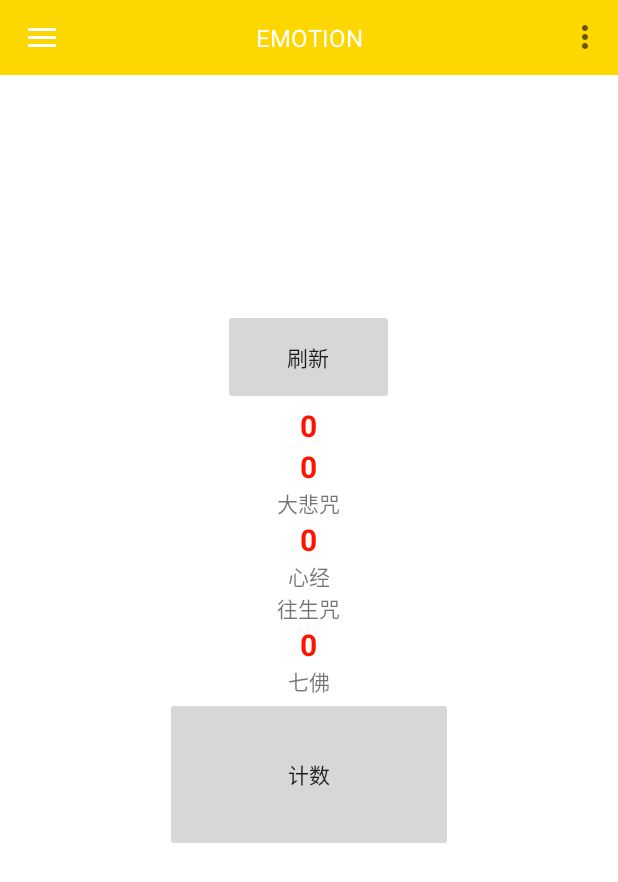
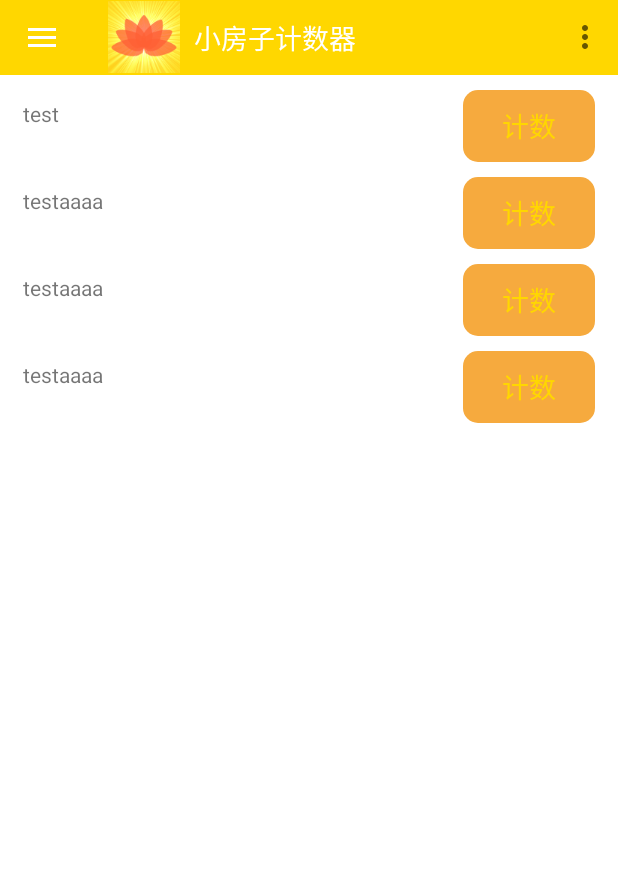
Before and after one commit to zwssd/xiaofangzijishuqi, an Android app: the screen it shows after launch (MainActivity), on a phone screen of 412 x 824 dp. Shown: the top 882 px of the screen. Run offline under Robolectric (Android 15) with nearby library versions, the phone set to English and light mode, and no system bars; our stand-ins replace ButterKnife.

Commit message:
修改了页面布局，原页面布局已经被覆盖隐藏，可以去掉了。
再修改下逻辑就行了。

```diff
--- /dev/null
+++ b/app/src/main/res/drawable-ldpi/button.xml
@@ -0,0 +1,19 @@
+<?xml version="1.0" encoding="utf-8"?>
+<selector xmlns:android="http://schemas.android.com/apk/res/android">
+    <!--点击背景-->
+    <item android:state_pressed="true">
+        <shape>
+            <!--色值-->
+            <solid android:color="#e79429" />
+            <!--圆角-->
+            <corners android:radius="10dp" />
+        </shape>
+    </item>
+    <!--默认背景-->
+    <item>
+        <shape>
+            <solid android:color="#f6aa3e" />
+            <corners android:radius="10dp" />
+        </shape>
+    </item>
+</selector>
--- a/app/src/main/res/layout/drawablelayout.xml
+++ b/app/src/main/res/layout/drawablelayout.xml
@@ -4,6 +4,8 @@
     android:id="@+id/dlMenu"
     android:layout_width="match_parent"
     android:layout_height="match_parent">
+
+
 
     <LinearLayout
         android:id="@+id/llContent"
@@ -114,6 +116,122 @@
 
     </LinearLayout>
 
+    <LinearLayout
+        android:id="@+id/llContent1"
+        android:layout_width="match_parent"
+        android:layout_height="match_parent"
+        android:background="@color/white"
+        android:orientation="vertical">
+
+        <LinearLayout
+        android:layout_width="match_parent"
+        android:layout_height="wrap_content"
+        android:orientation="horizontal">
+        <TextView
+            android:id="@+id/textView"
+            android:layout_width="wrap_content"
+            android:layout_height="wrap_content"
+            android:layout_marginLeft="15dp"
+            android:layout_weight="1"
+            android:text="test" />
+        <Button
+            android:id="@+id/one"
+            android:layout_width="wrap_content"
+            android:layout_height="wrap_content"
+            android:layout_marginTop="10dp"
+            android:layout_marginRight="15dp"
+            android:background="@drawable/button"
+            android:paddingBottom="8dp"
+            android:paddingLeft="25dp"
+            android:paddingRight="25dp"
+            android:paddingTop="8dp"
+            android:text="计数"
+            android:textColor="@color/red"
+            android:textSize="18sp" />
+        </LinearLayout>
+
+        <LinearLayout
+        android:layout_width="match_parent"
+        android:layout_height="wrap_content"
+        android:orientation="horizontal">
+        <TextView
+            android:id="@+id/textViewa"
+            android:layout_width="wrap_content"
+            android:layout_height="wrap_content"
+            android:layout_marginLeft="15dp"
+            android:layout_weight="1"
+            android:text="testaaaa" />
+        <Button
+            android:id="@+id/one1"
+            android:layout_width="wrap_content"
+            android:layout_height="wrap_content"
+            android:layout_marginTop="10dp"
+            android:layout_marginRight="15dp"
+            android:background="@drawable/button"
+            android:paddingBottom="8dp"
+            android:paddingLeft="25dp"
+            android:paddingRight="25dp"
+            android:paddingTop="8dp"
+            android:text="计数"
+            android:textColor="@color/red"
+            android:textSize="18sp" />
+        </LinearLayout>
+
+        <LinearLayout
+            android:layout_width="match_parent"
+            android:layout_height="wrap_content"
+            android:orientation="horizontal">
+            <TextView
+                android:id="@+id/textViewb"
+                android:layout_width="wrap_content"
+                android:layout_height="wrap_content"
+                android:layout_marginLeft="15dp"
+                android:layout_weight="1"
+                android:text="testaaaa" />
+            <Button
+                android:id="@+id/one2"
+                android:layout_width="wrap_content"
+                android:layout_height="wrap_content"
+                android:layout_marginTop="10dp"
+                android:layout_marginRight="15dp"
+                android:background="@drawable/button"
+                android:paddingBottom="8dp"
+                android:paddingLeft="25dp"
+                android:paddingRight="25dp"
+                android:paddingTop="8dp"
+                android:text="计数"
+                android:textColor="@color/red"
+                android:textSize="18sp" />
+        </LinearLayout>
+
+        <LinearLayout
+            android:layout_width="match_parent"
+            android:layout_height="wrap_content"
+            android:orientation="horizontal">
+            <TextView
+                android:id="@+id/textViewc"
+                android:layout_width="wrap_content"
+                android:layout_height="wrap_content"
+                android:layout_marginLeft="15dp"
+                android:layout_weight="1"
+                android:text="testaaaa" />
+            <Button
+                android:id="@+id/one3"
+                android:layout_width="wrap_content"
+                android:layout_height="wrap_content"
+                android:layout_marginTop="10dp"
+                android:layout_marginRight="15dp"
+                android:background="@drawable/button"
+                android:paddingBottom="8dp"
+                android:paddingLeft="25dp"
+                android:paddingRight="25dp"
+                android:paddingTop="8dp"
+                android:text="计数"
+                android:textColor="@color/red"
+                android:textSize="18sp" />
+        </LinearLayout>
+    </LinearLayout>
+
     <!--android:layout_gravity="start"属性使这部分作为侧滑部分-->
     <!--一定要放在下面！！！关于控件的层次性如果不知道的同学去百度！哦不去谷歌-->
     <LinearLayout
@@ -130,7 +248,6 @@
             android:layout_width="match_parent"
             android:layout_height="match_parent"
             android:divider="@null" />
-
     </LinearLayout>
 
 </android.support.v4.widget.DrawerLayout>
--- a/app/src/main/res/layout/headbar_toolbar.xml
+++ b/app/src/main/res/layout/headbar_toolbar.xml
@@ -5,12 +5,18 @@
     android:layout_height="50dp"
     android:background="@color/red">
 
+    <ImageView
+        android:layout_width="wrap_content"
+        android:layout_height="wrap_content"
+        android:src="@drawable/ic_launcher"/>
+
     <TextView
         android:layout_width="wrap_content"
         android:layout_height="wrap_content"
-        android:layout_gravity="center"
-        android:text="@string/emotion"
+        android:layout_marginLeft="25sp"
+        android:layout_gravity="left"
+        android:text="@string/title"
         android:textColor="@color/white"
-        android:textSize="16sp" />
+        android:textSize="18sp" />
 
 </android.support.v7.widget.Toolbar>
--- /dev/null
+++ b/app/src/main/res/layout/test.xml
@@ -0,0 +1,45 @@
+<?xml version="1.0" encoding="utf-8"?>
+<LinearLayout xmlns:android="http://schemas.android.com/apk/res/android"
+    android:orientation="vertical" android:layout_width="match_parent"
+    android:layout_height="match_parent">
+
+    <LinearLayout
+        android:layout_width="match_parent"
+        android:layout_height="wrap_content"
+        android:orientation="horizontal">
+
+        <TextView
+            android:id="@+id/textView"
+            android:layout_width="wrap_content"
+            android:layout_height="wrap_content"
+            android:layout_weight="1"
+            android:text="TextView" />
+
+        <Button
+            android:id="@+id/button3"
+            android:layout_width="wrap_content"
+            android:layout_height="wrap_content"
+            android:layout_weight="1"
+            android:text="Button" />
+    </LinearLayout>
+
+    <LinearLayout
+        android:layout_width="match_parent"
+        android:layout_height="match_parent"
+        android:orientation="horizontal">
+
+        <TextView
+            android:id="@+id/textView1"
+            android:layout_width="wrap_content"
+            android:layout_height="wrap_content"
+            android:layout_weight="1"
+            android:text="TextView" />
+
+        <Button
+            android:id="@+id/button2"
+            android:layout_width="wrap_content"
+            android:layout_height="wrap_content"
+            android:layout_weight="1"
+            android:text="Button" />
+    </LinearLayout>
+</LinearLayout>
--- a/app/src/main/res/values/strings.xml
+++ b/app/src/main/res/values/strings.xml
@@ -3,8 +3,7 @@
     <string name="app_name">android</string>
     <string name="hello_world">0</string>
     <string name="menu_settings">Settings</string>
-    <string name="title_activity_main">新小房子aa</string>
-    <string name="emotion">EMOTION</string>
+    <string name="title">小房子计数器</string>
     <string name="open">open</string>
     <string name="close">close</string>
 
```
